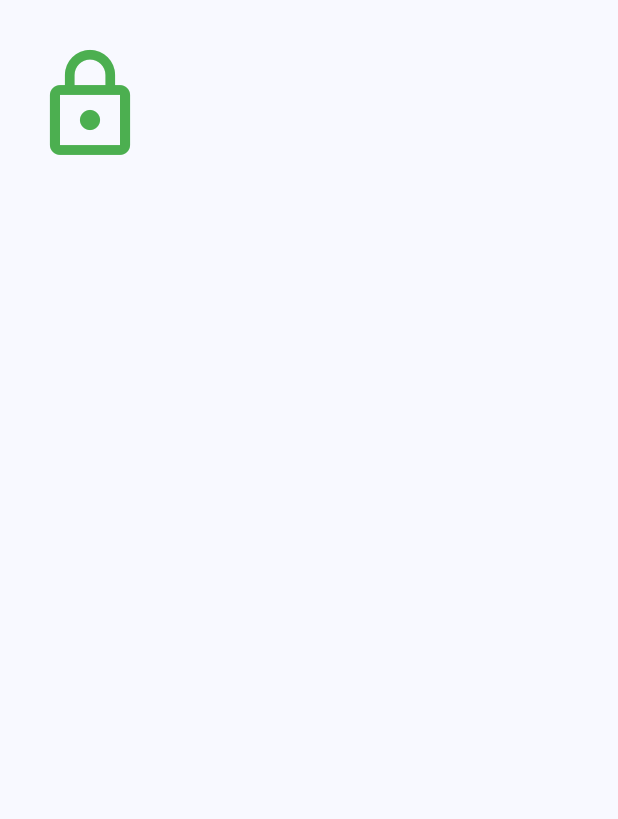
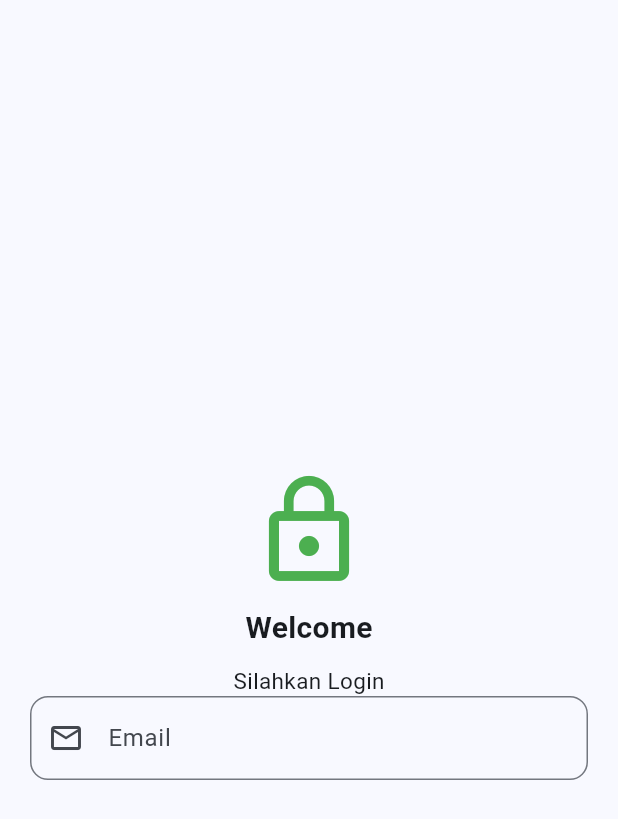
Before and after one commit to GraficaJS/latihan_uts_1, a Flutter app: the Login screen opened directly, on a phone screen of 412 x 824 dp. Shown: the top 819 px of the screen. Run offline on Flutter 3.47's test engine with Material 3 defaults, Android fonts, the phone set to English and light mode, and no system bars.

Commit message:
Menambahkan tulisan dan gambar Email di login.dart

```diff
--- a/lib/screen/login.dart
+++ b/lib/screen/login.dart
@@ -6,10 +6,11 @@ class Login extends StatelessWidget {
   @override
   Widget build(BuildContext context) {
     return Scaffold(
-      body: SingleChildScrollView(
+      body: Center(
+        child: SingleChildScrollView(
           child: Container(
             padding: const EdgeInsets.all(20.0),
-          child: const Column(
+            child: Column(
               children: [
                 SizedBox(height: 10),
                 Icon(
@@ -18,7 +19,29 @@ class Login extends StatelessWidget {
                   color: Colors.green,
                 ),
                 SizedBox(height: 10),
+                Text("Welcome",
+                style: TextStyle(
+                  fontSize: 20.0,
+                  fontWeight: FontWeight.bold,
+                ),),
+                SizedBox(height: 10),
+                Text("Silahkan Login",
+                style: TextStyle(
+                  fontSize: 15.0,
+                  fontWeight: FontWeight.normal,
+                ),),
+                TextField(
+                  keyboardType: TextInputType.emailAddress,
+                  decoration: InputDecoration(
+                    labelText: "Email",
+                    hintText: "Masukan email anda",
+                    prefixIcon: Icon(Icons.email_outlined),
+                    border: OutlineInputBorder(
+                      borderRadius: BorderRadius.circular (12.0),
+                    )),
+                ),
               ],
+            ),
           ),
         ),
       ),
```
Lines whose indentation alone changed are shown as unchanged.
